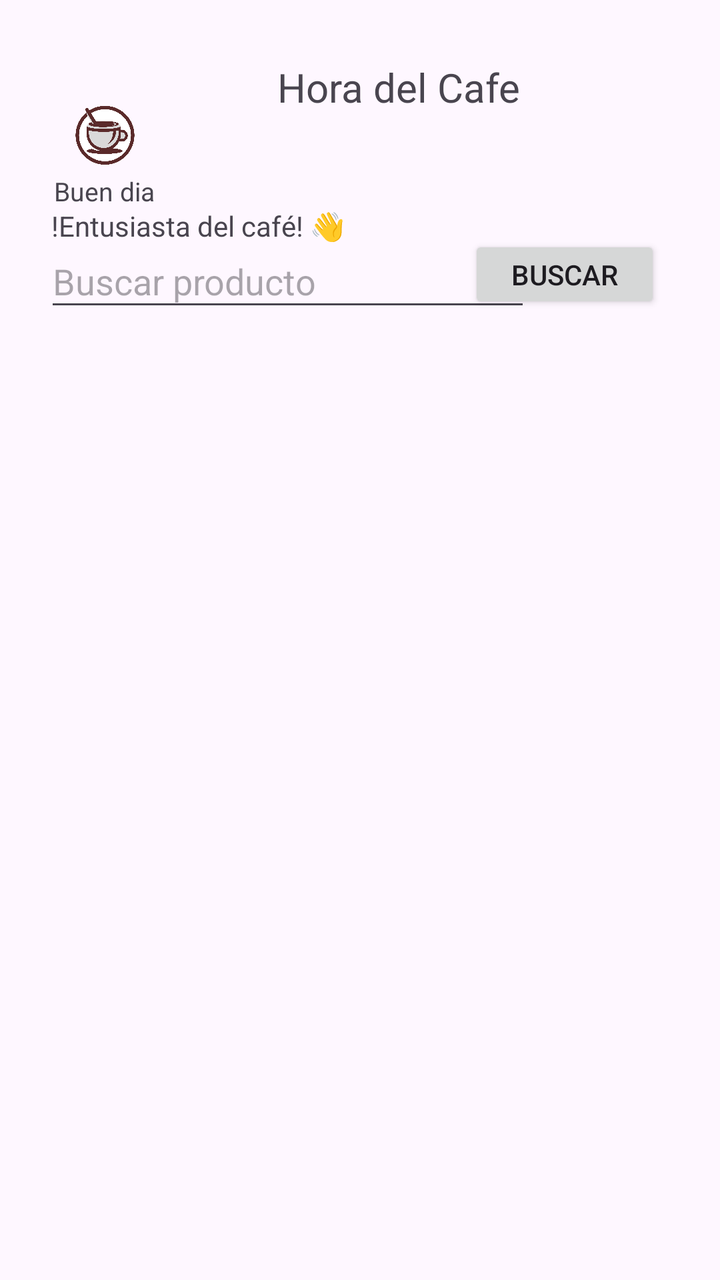
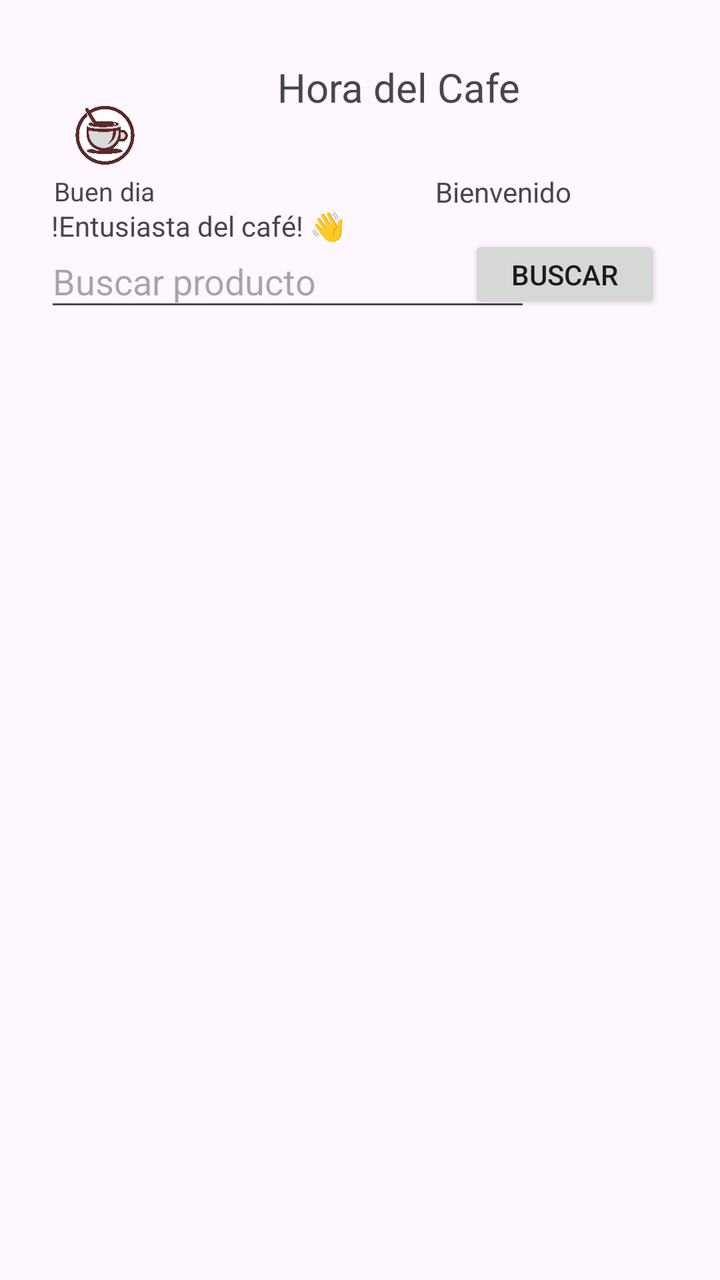

The first picture is an Android layout as it rendered before a commit; the second is the same layout after the commit. The layout source and the unified diff follow.
<!-- AndroidManifest.xml: application theme Theme.Cafeteria -->
<!-- res/layout/activity_cuarto.xml -->
<?xml version="1.0" encoding="utf-8"?>
<androidx.constraintlayout.widget.ConstraintLayout xmlns:android="http://schemas.android.com/apk/res/android"
    xmlns:app="http://schemas.android.com/apk/res-auto"
    xmlns:tools="http://schemas.android.com/tools"
    android:id="@+id/main"
    android:layout_width="match_parent"
    android:layout_height="match_parent"
    tools:context=".cuartoActivity">

    <ScrollView
        android:id="@+id/scrollView2"
        android:layout_width="121dp"
        android:layout_height="724dp"
        app:layout_constraintBottom_toBottomOf="parent"
        app:layout_constraintEnd_toEndOf="parent"
        app:layout_constraintHorizontal_bias="0.0"
        app:layout_constraintStart_toStartOf="parent"
        app:layout_constraintTop_toTopOf="parent"
        app:layout_constraintVertical_bias="0.0">

        <LinearLayout
            android:layout_width="match_parent"
            android:layout_height="wrap_content"
            android:orientation="vertical"
            android:padding="16dp">

            <ImageView
                android:id="@+id/imageViewlogo"
                android:layout_width="75dp"
                android:layout_height="59dp"
                android:layout_gravity="center"
                android:layout_marginTop="24dp"
                android:adjustViewBounds="false"
                android:cropToPadding="false"
                android:scaleType="fitStart"
                android:src="@drawable/logo_coffe" />


        </LinearLayout>

    </ScrollView>

    <TextView
        android:id="@+id/horade"
        android:layout_width="wrap_content"
        android:layout_height="wrap_content"
        android:layout_marginStart="75dp"
        android:text="Hora del Cafe"
        android:textSize="20sp"
        app:layout_constraintBottom_toBottomOf="parent"
        app:layout_constraintEnd_toEndOf="parent"
        app:layout_constraintHorizontal_bias="0.39"
        app:layout_constraintStart_toStartOf="parent"
        app:layout_constraintTop_toTopOf="parent"
        app:layout_constraintVertical_bias="0.049" />

    <TextView
        android:id="@+id/diabuen"
        android:layout_width="63dp"
        android:layout_height="20dp"
        android:text="Buen dia"
        android:textSize="13sp"
        app:layout_constraintBottom_toBottomOf="parent"
        app:layout_constraintEnd_toEndOf="parent"
        app:layout_constraintHorizontal_bias="0.091"
        app:layout_constraintStart_toStartOf="parent"
        app:layout_constraintTop_toTopOf="parent"
        app:layout_constraintVertical_bias="0.14" />

    <TextView
        android:id="@+id/esntusiatcafe"
        android:layout_width="152dp"
        android:layout_height="18dp"
        android:text="!Entusiasta del café! 👋"
        app:layout_constraintBottom_toBottomOf="parent"
        app:layout_constraintEnd_toEndOf="parent"
        app:layout_constraintHorizontal_bias="0.123"
        app:layout_constraintStart_toStartOf="parent"
        app:layout_constraintTop_toTopOf="parent"
        app:layout_constraintVertical_bias="0.166" />


    <EditText
        android:id="@+id/txtBuscar"
        android:layout_width="243dp"
        android:layout_height="43dp"
        android:hint="Buscar producto"
        app:layout_constraintBottom_toBottomOf="parent"
        app:layout_constraintEnd_toEndOf="parent"
        app:layout_constraintHorizontal_bias="0.19"
        app:layout_constraintStart_toStartOf="parent"
        app:layout_constraintTop_toTopOf="parent"
        app:layout_constraintVertical_bias="0.197" />

    <Button
        android:id="@+id/btnBuscar"
        android:layout_width="96dp"
        android:layout_height="39dp"
        android:text="Buscar"
        app:layout_constraintBottom_toBottomOf="parent"
        app:layout_constraintEnd_toEndOf="parent"
        app:layout_constraintHorizontal_bias="0.888"
        app:layout_constraintStart_toStartOf="parent"
        app:layout_constraintTop_toTopOf="parent"
        app:layout_constraintVertical_bias="0.196" />

    <TextView
        android:id="@+id/txtResultado"
        android:layout_width="wrap_content"
        android:layout_height="wrap_content"
        android:textSize="18sp"
        app:layout_constraintTop_toBottomOf="@id/btnBuscar"
        app:layout_constraintStart_toStartOf="@id/btnBuscar"
        android:layout_marginTop="20dp"/>

</androidx.constraintlayout.widget.ConstraintLayout>
<!-- resources referenced by this layout -->
<resources>
  <!-- drawable logo_coffe: png bitmap (drawable, 106600 bytes) -->
  <style name="Theme.Cafeteria" parent="Base.Theme.Cafeteria" />
  <style name="Base.Theme.Cafeteria" parent="Theme.Material3.DayNight.NoActionBar">
          
          
      </style>
</resources>

<!-- the commit's change to res/layout/activity_cuarto.xml (unified diff, before → after) -->
@@ -6,6 +6,18 @@
     android:layout_width="match_parent"
     android:layout_height="match_parent"
     tools:context=".cuartoActivity">
+
+    <TextView
+        android:id="@+id/txtUsuario"
+        android:layout_width="wrap_content"
+        android:layout_height="wrap_content"
+        android:text="Bienvenido"
+        app:layout_constraintBottom_toBottomOf="parent"
+        app:layout_constraintEnd_toEndOf="parent"
+        app:layout_constraintHorizontal_bias="0.745"
+        app:layout_constraintStart_toStartOf="parent"
+        app:layout_constraintTop_toTopOf="parent"
+        app:layout_constraintVertical_bias="0.139" />
 
     <ScrollView
         android:id="@+id/scrollView2"
